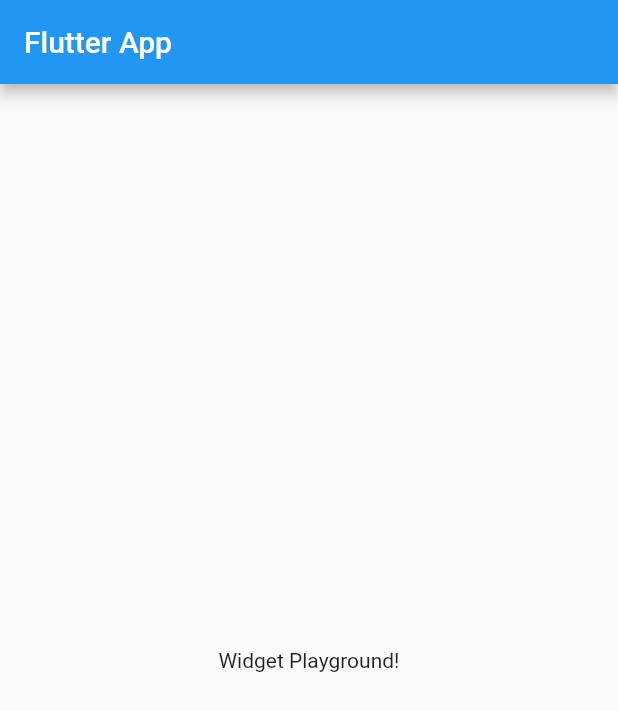
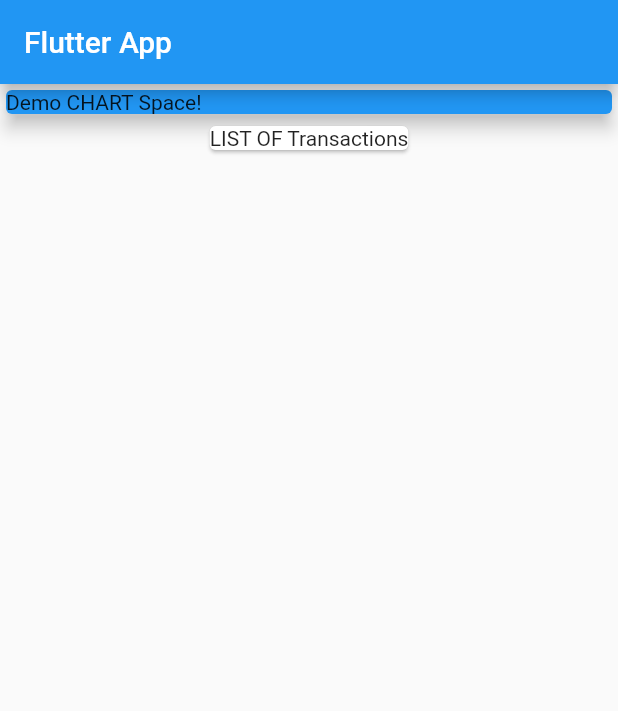
Before and after one commit to abdullahwale/new_flutter_practice, a Flutter app: the screen it shows after launch, on a phone screen of 412 x 824 dp. Shown: the top 711 px of the screen. Run offline on Flutter 3.47's test engine with Material 2 defaults, Android fonts, the phone set to English and light mode, and no system bars.

Commit message:
02-card-with-container

```diff
--- a/new_expence_calculator/lib/main.dart
+++ b/new_expence_calculator/lib/main.dart
@@ -19,8 +19,20 @@ class MyHomePage extends StatelessWidget {
       appBar: AppBar(
         title: Text('Flutter App'),
       ),
-      body: Center(
-        child: Text('Widget Playground!'),
+      body: Column(
+        children: <Widget>[
+          Container(
+            width: double.infinity,
+            child: Card(
+              color: Colors.blue,
+              child: Text('Demo CHART Space!'),
+              elevation: 5,
+            ),
+          ),
+          Card(
+            child: Text('LIST OF Transactions'),
+          ),
+        ],
       ),
     );
   }
```
